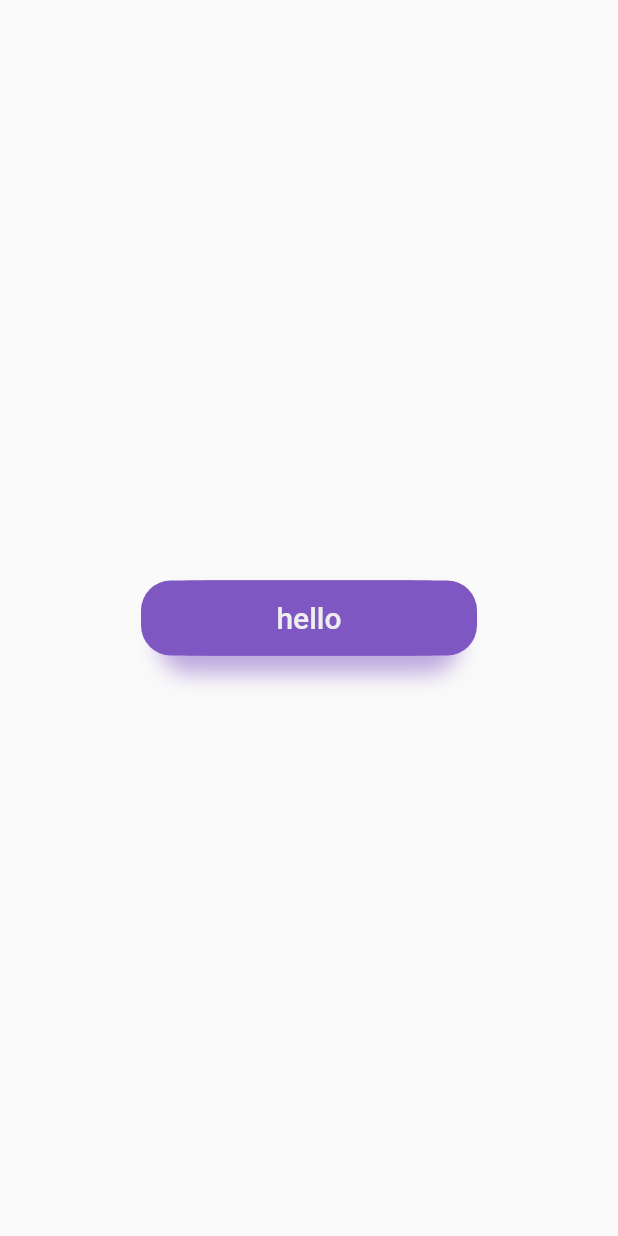
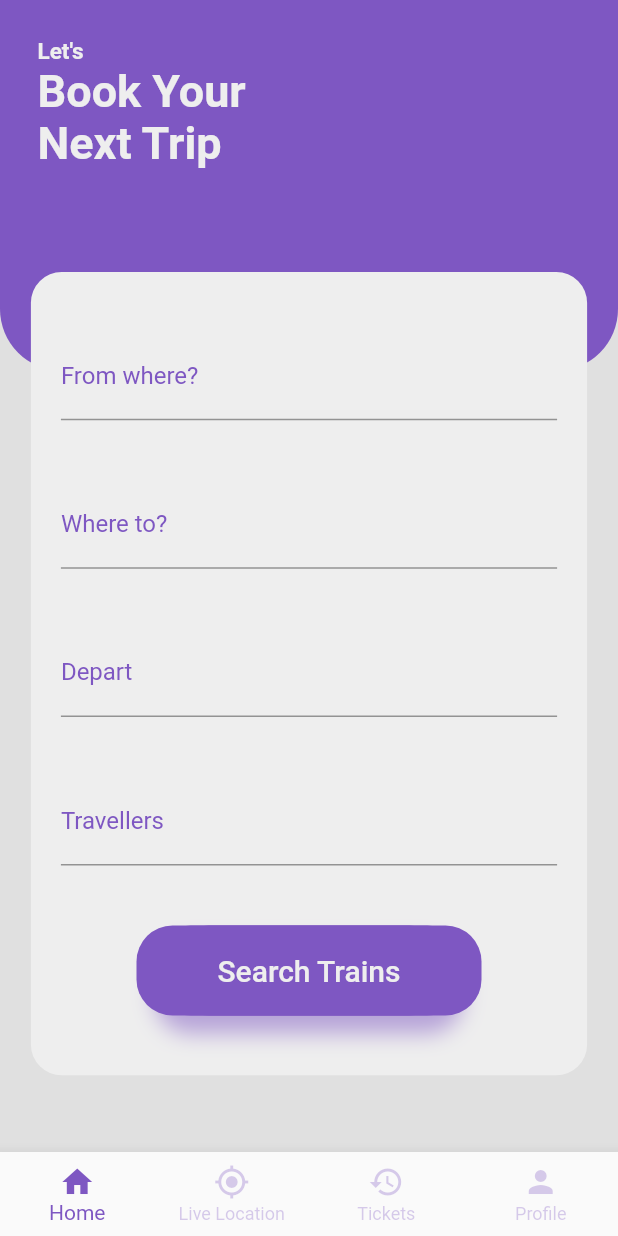
Before and after one commit to A1aaAhmed/graduation_project_app, a Flutter app: the screen it shows after launch, on a phone screen of 412 x 824 dp. Run offline on Flutter 3.47's test engine with Material 2 defaults, Android fonts, the phone set to English and light mode, and no system bars.

Commit message:
third commit

```diff
--- a/lib/main.dart
+++ b/lib/main.dart
@@ -1,20 +1,56 @@
 import 'package:flutter/material.dart';
-import 'package:graduation_project_app/widgets/button.dart';
+import 'package:graduation_project_app/screens/home_screen.dart';
+import 'package:graduation_project_app/colors.dart';
 
 void main() {
   runApp(const MyApp());
 }
 
-class MyApp extends StatelessWidget {
+class MyApp extends StatefulWidget {
   const MyApp({super.key});
+
+  @override
+  State<MyApp> createState() => _MyAppState();
+}
+
+class _MyAppState extends State<MyApp> {
+  int currentindex = 0;
+  final screens = [
+    HomeScreen(),
+  ];
 
   @override
   Widget build(BuildContext context) {
     return MaterialApp(
+      debugShowCheckedModeBanner: false,
       home: Scaffold(
-        body: Center(
-            child:
-                button(text: "hello", onpress: () {}, width: 200, height: 50)),
+        body: IndexedStack(index: currentindex, children: screens),
+        bottomNavigationBar: BottomNavigationBar(
+            currentIndex: currentindex,
+            onTap: (index) => setState(() {
+                  currentindex = index;
+                }),
+            type: BottomNavigationBarType.fixed,
+            selectedItemColor: colortheme.lightPurple,
+            unselectedItemColor: colortheme.lightPurple.withOpacity(0.3),
+            items: [
+              BottomNavigationBarItem(
+                label: 'Home',
+                icon: Icon(Icons.home),
+              ),
+              BottomNavigationBarItem(
+                label: 'Live Location',
+                icon: Icon(Icons.gps_fixed),
+              ),
+              BottomNavigationBarItem(
+                label: 'Tickets',
+                icon: Icon(Icons.history),
+              ),
+              BottomNavigationBarItem(
+                label: 'Profile',
+                icon: Icon(Icons.person),
+              ),
+            ]),
       ),
     );
   }
--- /dev/null
+++ b/lib/screens/home_screen.dart
@@ -0,0 +1,142 @@
+import 'package:flutter/material.dart';
+import 'package:graduation_project_app/widgets/button.dart';
+import 'package:graduation_project_app/colors.dart';
+
+class HomeScreen extends StatefulWidget {
+  HomeScreen({super.key});
+
+  @override
+  State<HomeScreen> createState() => _HomeScreenState();
+}
+
+class _HomeScreenState extends State<HomeScreen> {
+  TextEditingController from = TextEditingController();
+  TextEditingController to = TextEditingController();
+  TextEditingController depart = TextEditingController();
+  TextEditingController traveller = TextEditingController();
+
+  @override
+  Widget build(BuildContext context) {
+    return SafeArea(
+      child: Scaffold(
+        backgroundColor: colortheme.lightGray,
+        body: Container(
+          width: MediaQuery.of(context).size.width,
+          height: MediaQuery.of(context).size.height,
+          child: Stack(
+            children: [
+              Container(
+                width: MediaQuery.of(context).size.width,
+                height: MediaQuery.of(context).size.height * 0.3,
+                decoration: BoxDecoration(
+                    color: colortheme.lightPurple,
+                    borderRadius: BorderRadius.only(
+                      bottomLeft: Radius.circular(
+                          MediaQuery.of(context).size.width * .1),
+                      bottomRight: Radius.circular(
+                          MediaQuery.of(context).size.width * .1),
+                    )),
+                child: Stack(children: [
+                  Padding(
+                    padding: const EdgeInsets.all(25),
+                    child: Column(
+                        crossAxisAlignment: CrossAxisAlignment.start,
+                        children: [
+                          Text(
+                            'Let\'s',
+                            style: TextStyle(
+                                color: colortheme.white,
+                                fontSize: 15,
+                                fontWeight: FontWeight.bold),
+                          ),
+                          Text(
+                            'Book Your ',
+                            style: TextStyle(
+                                color: colortheme.white,
+                                fontSize: 30,
+                                fontWeight: FontWeight.bold),
+                          ),
+                          Text(
+                            'Next Trip',
+                            style: TextStyle(
+                                color: colortheme.white,
+                                fontSize: 30,
+                                fontWeight: FontWeight.bold),
+                          ),
+                        ]),
+                  )
+                ]),
+              ),
+              Positioned(
+                top: MediaQuery.of(context).size.height * 0.22,
+                left: MediaQuery.of(context).size.width * 0.05,
+                child: Container(
+                  width: MediaQuery.of(context).size.width * .9,
+                  height: MediaQuery.of(context).size.height * 0.65,
+                  decoration: BoxDecoration(
+                      color: colortheme.white,
+                      borderRadius: BorderRadius.all(
+                        Radius.circular(
+                            MediaQuery.of(context).size.width * .05),
+                      )),
+                  child: Padding(
+                    padding: const EdgeInsets.symmetric(horizontal: 20),
+                    child: Column(
+                      mainAxisAlignment: MainAxisAlignment.spaceEvenly,
+                      children: [
+                        TextFormField(
+                            controller: from,
+                            cursorColor: colortheme.lightPurple,
+                            decoration: InputDecoration(
+                              labelText: 'From where?',
+                              labelStyle:
+                                  TextStyle(color: colortheme.lightPurple),
+                              focusedBorder: UnderlineInputBorder(),
+                            )),
+                        TextFormField(
+                            controller: to,
+                            cursorColor: colortheme.lightPurple,
+                            decoration: InputDecoration(
+                              labelText: 'Where to?',
+                              labelStyle:
+                                  TextStyle(color: colortheme.lightPurple),
+                              focusedBorder: UnderlineInputBorder(),
+                            )),
+                        TextFormField(
+                            controller: depart,
+                            cursorColor: colortheme.lightPurple,
+                            keyboardType: TextInputType.datetime,
+                            decoration: InputDecoration(
+                              hintText: '26/9/2022',
+                              labelText: 'Depart',
+                              labelStyle:
+                                  TextStyle(color: colortheme.lightPurple),
+                              focusedBorder: UnderlineInputBorder(),
+                            )),
+                        TextFormField(
+                            controller: traveller,
+                            cursorColor: colortheme.lightPurple,
+                            keyboardType: TextInputType.number,
+                            decoration: InputDecoration(
+                              labelText: 'Travellers',
+                              labelStyle:
+                                  TextStyle(color: colortheme.lightPurple),
+                              focusedBorder: UnderlineInputBorder(),
+                            )),
+                        button(
+                            text: 'Search Trains',
+                            onpress: () {},
+                            width: MediaQuery.of(context).size.width * 0.5,
+                            height: 60),
+                      ],
+                    ),
+                  ),
+                ),
+              ),
+            ],
+          ),
+        ),
+      ),
+    );
+  }
+}
--- /dev/null
+++ b/lib/widgets/text.dart
@@ -0,0 +1,20 @@
+import 'package:flutter/material.dart';
+
+// ignore: camel_case_types
+class text extends StatelessWidget {
+  final String txt;
+  final double size;
+  final FontWeight weight;
+
+  const text(
+      {super.key, required this.txt, required this.size, required this.weight});
+
+  @override
+  Widget build(BuildContext context) {
+    return Text(txt,
+        style: Theme.of(context).textTheme.bodyText1!.copyWith(
+              fontSize: size,
+              fontWeight: weight,
+            ));
+  }
+}
```
